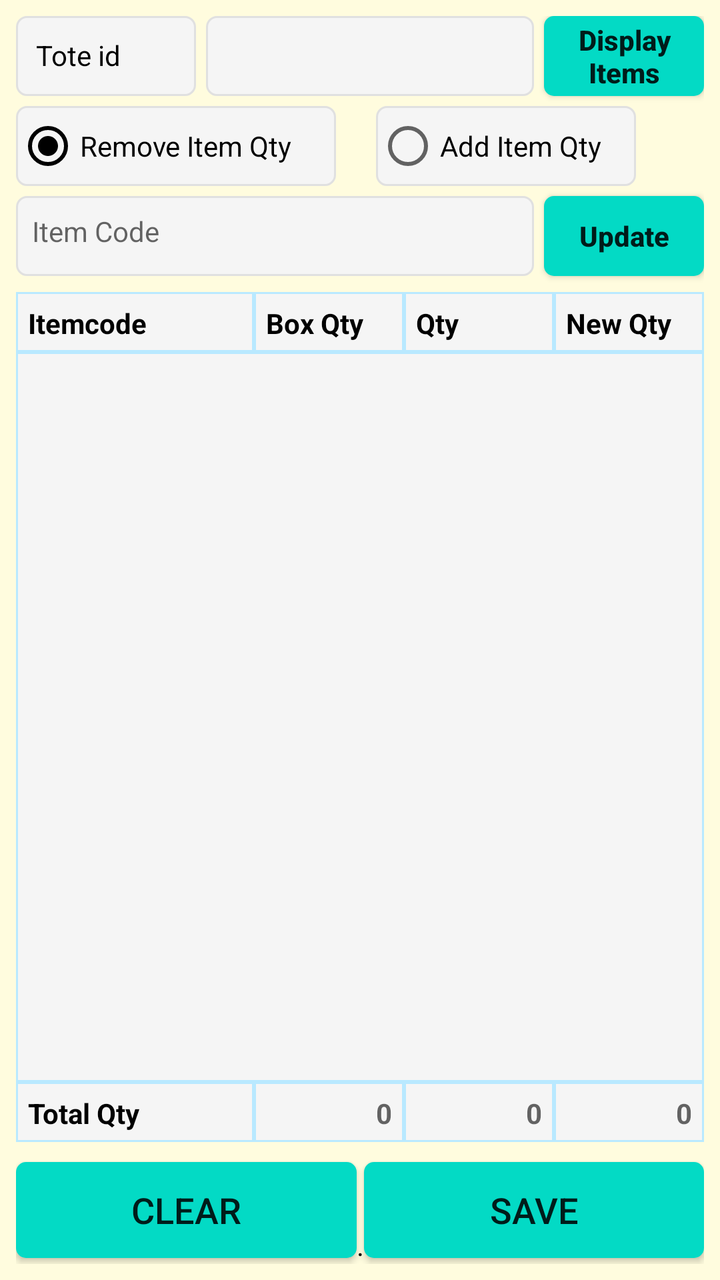
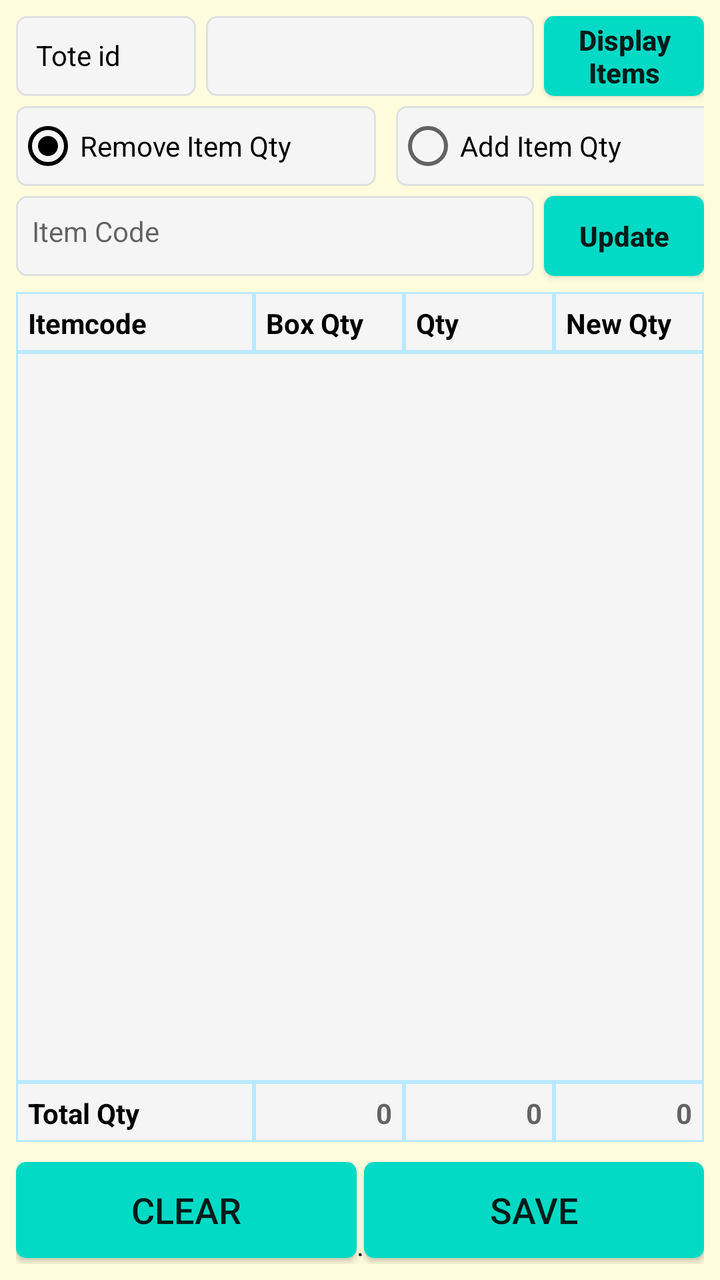

An Android layout rendered at two revisions. The XML below is the earlier revision; the diff shows what the commit changed to produce the second picture.
<!-- AndroidManifest.xml: application theme AppTheme -->
<!-- res/layout/fragment_update_box_quantity.xml -->
<?xml version="1.0" encoding="utf-8"?>
<FrameLayout xmlns:android="http://schemas.android.com/apk/res/android"
    xmlns:app="http://schemas.android.com/apk/res-auto"
    xmlns:tools="http://schemas.android.com/tools"
    android:layout_width="match_parent"
    android:layout_height="match_parent"
    android:background="@color/backColor"
    tools:context=".ui.updateboxqty.updateBoxQuantityFragment">

    <androidx.constraintlayout.widget.ConstraintLayout
        android:layout_width="match_parent"
        android:layout_height="match_parent"
        android:padding="8dp">

        <TextView
            android:id="@+id/tv_gin_toteid"
            android:layout_width="90dp"
            android:layout_height="40dp"
            android:background="@drawable/et_custom"
            android:gravity="left"
            android:hint=""
            android:padding="10dp"
            android:text="Tote id"
            android:textColor="@color/coloBlack"
            android:textSize="14sp"
            app:layout_constraintStart_toStartOf="parent"
            app:layout_constraintTop_toTopOf="parent" />

        <EditText
            android:id="@+id/et_tote_id"
            android:layout_width="0dp"
            android:layout_height="40dp"
            android:layout_marginLeft="5dp"
            android:layout_marginRight="5dp"
            android:background="@drawable/et_custom"
            android:padding="10dp"
            android:text=""
            android:textStyle="bold"
            android:textColor="@color/coloBlack"
            android:textSize="16sp"
            app:layout_constraintEnd_toStartOf="@id/bt_tote_process"
            app:layout_constraintStart_toEndOf="@+id/tv_gin_toteid"
            app:layout_constraintTop_toTopOf="parent"/>

        <Button
            android:id="@+id/bt_tote_process"
            android:layout_width="80dp"
            android:layout_height="40dp"
            android:background="@drawable/btn_custom1"
            android:text="Display Items"
            android:textAllCaps="false"
            android:textSize="14sp"
            android:textStyle="bold"
            app:layout_constraintEnd_toEndOf="parent"
            app:layout_constraintTop_toTopOf="parent"
            tools:ignore="TouchTargetSizeCheck" />

        <RadioGroup
            android:layout_width="fill_parent"
            android:layout_height="wrap_content"
            android:layout_marginTop="5dp"
            android:id="@+id/radioGroup"
            app:layout_constraintTop_toBottomOf="@+id/bt_tote_process"
            app:layout_constraintBottom_toTopOf="@+id/et_item_code"
            app:layout_constraintStart_toStartOf="parent"
            android:orientation="horizontal" >

            <RadioButton
                android:id="@+id/remove"
                android:layout_width="160dp"
                android:layout_height="40dp"
                android:text="Remove Item Qty"
                android:layout_marginRight="10dp"
                android:checked="true"
                android:background="@drawable/et_custom"
                android:textSize="14sp" />

            <RadioButton
                android:id="@+id/add"
                android:layout_width="130dp"
                android:layout_height="40dp"
                android:text="Add Item Qty"
                android:background="@drawable/et_custom"
                android:layout_marginLeft="10dp"
                android:checked="false"
                android:textSize="14sp" />
        </RadioGroup>

        <EditText
            android:id="@+id/et_item_code"
            android:layout_width="0dp"
            android:layout_height="40dp"
            android:layout_marginTop="5dp"
            android:layout_marginRight="5dp"
            android:background="@drawable/et_custom"
            android:gravity="left"
            android:hint="Item Code"
            android:padding="8dp"
            android:textColor="@color/coloBlack"
            android:textSize="14sp"
            app:layout_constraintStart_toStartOf="parent"
            app:layout_constraintEnd_toStartOf="@id/bt_remove_itemcode"
            app:layout_constraintTop_toBottomOf="@+id/radioGroup" />































        <Button
            android:id="@+id/bt_remove_itemcode"
            android:layout_width="80dp"
            android:layout_height="40dp"
            android:background="@drawable/btn_custom1"
            android:text="Update"
            android:textAllCaps="false"
            android:textSize="14sp"
            android:textStyle="bold"
            app:layout_constraintEnd_toEndOf="parent"
            app:layout_constraintTop_toTopOf="@+id/et_item_code"
            tools:ignore="TouchTargetSizeCheck" />

        <TextView
            android:id="@+id/TextView8"
            android:layout_width="0dp"
            android:layout_height="30dp"
            android:layout_marginTop="8dp"
            android:background="@drawable/et_custom_total"
            android:gravity="left"
            android:hint=""
            android:padding="6dp"
            android:text="Itemcode"
            android:textColor="@color/coloBlack"
            android:textSize="14dp"
            android:textStyle="bold"
            app:layout_constraintEnd_toStartOf="@+id/TextView6"
            app:layout_constraintStart_toStartOf="parent"
            app:layout_constraintTop_toBottomOf="@+id/et_item_code" />

        <TextView
            android:id="@+id/TextView6"
            android:layout_width="75dp"
            android:layout_height="30dp"
            android:background="@drawable/et_custom_total"
            android:hint=""
            android:padding="6dp"
            android:text="Box Qty"
            android:textColor="@color/coloBlack"
            android:textSize="14dp"
            android:textStyle="bold"
            app:layout_constraintEnd_toStartOf="@+id/TextView7"
            app:layout_constraintTop_toTopOf="@+id/TextView8" />

        <TextView
            android:id="@+id/TextView7"
            android:layout_width="75dp"
            android:layout_height="30dp"
            android:background="@drawable/et_custom_total"
            android:hint=""
            android:padding="6dp"
            android:text="Qty"
            android:textColor="@color/coloBlack"
            android:textSize="14dp"
            android:textStyle="bold"
            app:layout_constraintEnd_toStartOf="@+id/TextView9"
            app:layout_constraintTop_toTopOf="@+id/TextView6" />

        <TextView
            android:id="@+id/TextView9"
            android:layout_width="75dp"
            android:layout_height="30dp"
            android:background="@drawable/et_custom_total"
            android:hint=""
            android:padding="6dp"
            android:text="New Qty"
            android:textColor="@color/coloBlack"
            android:textSize="14dp"
            android:textStyle="bold"
            app:layout_constraintEnd_toEndOf="parent"
            app:layout_constraintTop_toTopOf="@+id/TextView8" />

        <ListView
            android:id="@+id/lv_div_det"
            android:layout_width="0dp"
            android:layout_height="0dp"
            android:background="@drawable/et_custom_total"
            app:layout_constraintBottom_toTopOf="@+id/textView12"
            app:layout_constraintEnd_toEndOf="parent"
            app:layout_constraintHorizontal_bias="0.0"
            app:layout_constraintStart_toStartOf="parent"
            app:layout_constraintTop_toBottomOf="@+id/TextView8" />

        <TextView
            android:id="@+id/textView12"
            android:layout_width="0dp"
            android:layout_height="30dp"
            android:layout_marginBottom="10dp"
            android:background="@drawable/et_custom_total"
            android:gravity="left"
            android:padding="6dp"
            android:text="Total Qty"
            android:textColor="@color/coloBlack"
            android:textSize="14dp"
            android:textStyle="bold"
            app:layout_constraintBottom_toTopOf="@+id/bt_clear_field"
            app:layout_constraintEnd_toStartOf="@+id/totalBoxQty"
            app:layout_constraintStart_toStartOf="parent" />

        <TextView
            android:id="@+id/totalBoxQty"
            android:layout_width="75dp"
            android:layout_height="30dp"
            android:background="@drawable/et_custom_total"
            android:gravity="right"
            android:hint="0"
            android:padding="6dp"
            android:textColor="@color/coloBlack"
            android:textSize="14dp"
            android:textStyle="bold"
            app:layout_constraintEnd_toStartOf="@+id/reducedQty"
            app:layout_constraintTop_toTopOf="@+id/textView12" />

        <TextView
            android:id="@+id/reducedQty"
            android:layout_width="75dp"
            android:layout_height="30dp"
            android:background="@drawable/et_custom_total"
            android:gravity="right"
            android:hint="0"
            android:padding="6dp"
            android:textColor="@color/coloBlack"
            android:textStyle="bold"
            android:textSize="14dp"
            app:layout_constraintEnd_toStartOf="@+id/NewBoxTotal"
            app:layout_constraintTop_toTopOf="@+id/totalBoxQty" />

        <TextView
            android:id="@+id/NewBoxTotal"
            android:layout_width="75dp"
            android:layout_height="30dp"
            android:background="@drawable/et_custom_total"
            android:gravity="right"
            android:padding="6dp"
            android:hint="0"
            android:textColor="@color/coloBlack"
            android:textSize="14dp"
            android:textStyle="bold"
            app:layout_constraintEnd_toEndOf="parent"
            app:layout_constraintTop_toTopOf="@+id/textView12" />

        <Button
            android:id="@+id/bt_clear_field"
            android:layout_width="0dp"
            android:layout_height="wrap_content"
            android:layout_marginBottom="3dp"
            android:background="@drawable/btn_custom1"
            android:text="CLEAR"
            android:textAllCaps="false"
            android:textSize="18sp"
            app:layout_constraintBottom_toBottomOf="parent"
            app:layout_constraintEnd_toStartOf="@+id/textView2"
            app:layout_constraintStart_toStartOf="parent" />

        <Button
            android:id="@+id/bt_status_Save"
            android:layout_width="0dp"
            android:layout_height="wrap_content"
            android:layout_marginBottom="3dp"
            android:background="@drawable/btn_custom1"
            android:text="SAVE"
            android:textAllCaps="false"
            android:textSize="18sp"
            app:layout_constraintBottom_toBottomOf="parent"
            app:layout_constraintEnd_toEndOf="parent"
            app:layout_constraintStart_toEndOf="@+id/textView2" />

        <TextView
            android:id="@+id/textView2"
            android:layout_width="wrap_content"
            android:layout_height="wrap_content"
            android:layout_marginStart="16dp"
            android:layout_marginLeft="16dp"
            android:layout_marginEnd="16dp"
            android:layout_marginRight="16dp"
            android:text="."
            android:textColor="@color/colorAccent"
            app:layout_constraintBottom_toBottomOf="parent"
            app:layout_constraintEnd_toEndOf="parent"
            app:layout_constraintStart_toStartOf="parent" />





    </androidx.constraintlayout.widget.ConstraintLayout>

</FrameLayout>
<!-- resources referenced by this layout -->
<resources>
  <color name="backColor">#FFFCDE</color>
  <color name="coloBlack">#000000</color>
  <color name="colorAccent">#000000</color>
  <!-- drawable btn_custom1 (drawable) -->
  <?xml version="1.0" encoding="utf-8"?>
  <shape xmlns:android="http://schemas.android.com/apk/res/android"
      android:padding="10dp"
      android:shape="rectangle" >
  
      <solid android:color="@color/colorBtn" />
  
      <corners
          android:bottomLeftRadius="5dp"
          android:bottomRightRadius="5dp"
          android:topLeftRadius="5dp"
          android:topRightRadius="5dp" />
  
  </shape>
  <!-- drawable et_custom (drawable) -->
  <?xml version="1.0" encoding="utf-8"?>
  <shape xmlns:android="http://schemas.android.com/apk/res/android"
      android:padding="10dp"
      android:shape="rectangle" >
  
      <solid android:color="#f5f5f5" />
  
      <stroke
          android:width="1dp"
          android:color="#e0e0e0" />
  
      <corners
          android:bottomLeftRadius="5dp"
          android:bottomRightRadius="5dp"
          android:topLeftRadius="5dp"
          android:topRightRadius="5dp" />
  
  </shape>
  <!-- drawable et_custom_total (drawable) -->
  <?xml version="1.0" encoding="utf-8"?>
  <shape xmlns:android="http://schemas.android.com/apk/res/android"
      android:padding="10dp"
      android:shape="rectangle" >
  
      <solid android:color="#f5f5f5" />
  
      <stroke
          android:width="1dp"
          android:color="#B9E9FF" />
  
      <corners
          android:bottomLeftRadius="0dp"
          android:bottomRightRadius="0dp"
          android:topLeftRadius="0dp"
          android:topRightRadius="0dp" />
  
  </shape>
  <style name="AppTheme" parent="Theme.AppCompat.Light.NoActionBar">
          
          <item name="colorPrimary">@color/colorPrimary</item>
          <item name="colorPrimaryDark">@color/colorPrimaryDark</item>
          <item name="colorAccent">@color/colorAccent</item>
      </style>
  <color name="colorBtn">#03DAC5</color>
  <color name="colorPrimary">#ffb200</color>
  <color name="colorPrimaryDark">#ffb200</color>
</resources>

<!-- the commit's change to res/layout/fragment_update_box_quantity.xml (unified diff, before → after) -->
@@ -62,26 +62,28 @@
             android:id="@+id/radioGroup"
             app:layout_constraintTop_toBottomOf="@+id/bt_tote_process"
             app:layout_constraintBottom_toTopOf="@+id/et_item_code"
-            app:layout_constraintStart_toStartOf="parent"
+            app:layout_constraintEnd_toEndOf="parent"
+            app:layout_constraintStart_toStartOf="parent"
+
             android:orientation="horizontal" >
 
             <RadioButton
                 android:id="@+id/remove"
-                android:layout_width="160dp"
+                android:layout_width="180dp"
                 android:layout_height="40dp"
                 android:text="Remove Item Qty"
-                android:layout_marginRight="10dp"
+                android:layout_marginRight="5dp"
                 android:checked="true"
                 android:background="@drawable/et_custom"
                 android:textSize="14sp" />
 
             <RadioButton
                 android:id="@+id/add"
-                android:layout_width="130dp"
+                android:layout_width="180dp"
                 android:layout_height="40dp"
                 android:text="Add Item Qty"
                 android:background="@drawable/et_custom"
-                android:layout_marginLeft="10dp"
+                android:layout_marginLeft="5dp"
                 android:checked="false"
                 android:textSize="14sp" />
         </RadioGroup>
